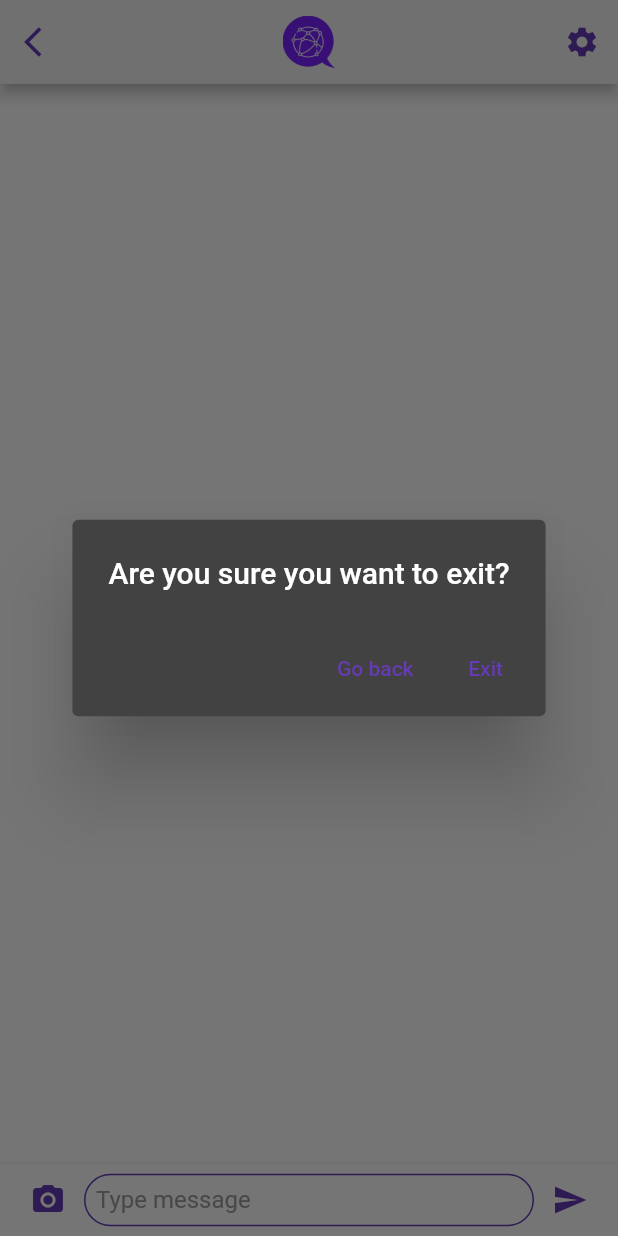
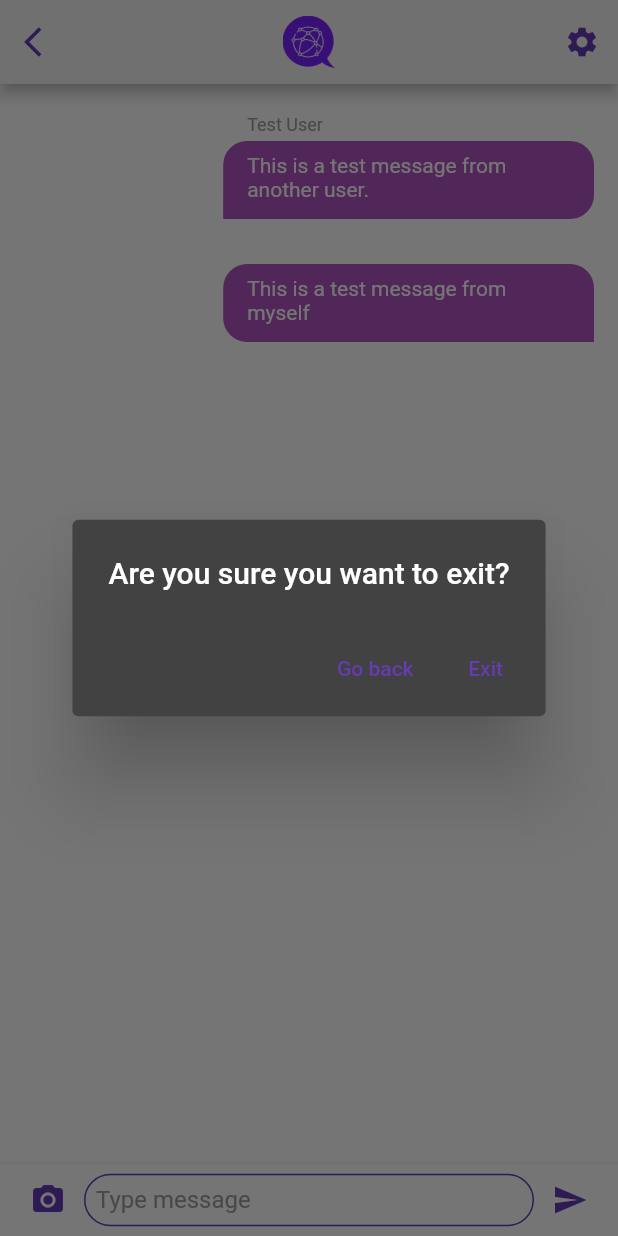
Before and after one commit to MangoDevx/Shout, a Flutter app: the HomeScreen screen opened directly, after a tap on the "arrow back ios" icon, on a phone screen of 412 x 824 dp. Run offline on Flutter 3.47's test engine with Material 2 defaults, Android fonts, the phone set to English and light mode, and no system bars; our stand-ins replace firebase_auth, firebase_core, firebase_messaging, permission_handler; missing offline and left inert: google_api_availability; accounts and stored records are empty.

Commit message:
Made live messaging with Firebase cloud messaging

```diff
--- a/Frontend/lib/src/controllers/homecontroller.dart
+++ b/Frontend/lib/src/controllers/homecontroller.dart
@@ -1,3 +1,10 @@
-import 'dart:convert';
-import 'package:http/http.dart' as http;
-import 'package:frontend/src/models/authresponsemodel.dart';
+import '../../auth.dart';
+
+Future<void> signOut() async {
+  await Auth().signOut();
+}
+
+Future<void> sendMessage(String message) async {
+  // TODO: send message to server to broadcast to other devices
+
+}
--- a/Frontend/lib/src/controllers/startupcontroller.dart
+++ b/Frontend/lib/src/controllers/startupcontroller.dart
@@ -9,8 +9,8 @@ Future<bool> requestPermissions(BuildContext context) async {
   }
   // Request needed permissions
   Map<Permission, PermissionStatus> _ = await [
-    Permission.location,
     Permission.notification,
+    Permission.location
   ].request();
 
   // If location is disabled display an error
--- a/Frontend/lib/src/models/authresponsemodel.dart
+++ /dev/null
@@ -1,6 +0,0 @@
-class AuthResponseModel {
-  final int statusCode;
-  final String responseBody;
-
-  const AuthResponseModel({required this.statusCode, required this.responseBody});
-}
--- /dev/null
+++ b/Frontend/lib/src/models/usermodel.dart
@@ -0,0 +1,20 @@
+class UserModel {
+  static final UserModel _instance = UserModel._internal();
+  String username = '';
+
+  factory UserModel() {
+    return _instance;
+  }
+
+  UserModel._internal() {
+    // initialization logic
+  }
+
+  void setUsername(String username) {
+    this.username = username;
+  }
+
+  String getUsername() {
+    return username;
+  }
+}
--- a/Frontend/lib/src/views/homeview.dart
+++ b/Frontend/lib/src/views/homeview.dart
@@ -1,7 +1,9 @@
+import 'package:firebase_messaging/firebase_messaging.dart';
 import 'package:flutter/material.dart';
 import 'package:frontend/src/controllers/homecontroller.dart';
 import 'package:firebase_auth/firebase_auth.dart';
 import 'package:frontend/auth.dart';
+import 'package:frontend/src/models/usermodel.dart';
 import 'package:frontend/src/views/settingsview.dart';
 
 class HomeScreen extends StatefulWidget {
@@ -13,9 +15,25 @@ class HomeScreen extends StatefulWidget {
 
 class _HomeScreenState extends State<HomeScreen> {
   final User? user = Auth().currentUser;
+  final messageList = <String>[
+    "Test User@uThis is a test message from another user.",
+    "${UserModel().username}@uThis is a test message from myself"
+  ];
 
-  Future<void> signOut() async {
-    await Auth().signOut();
+  void handleMessages(List<String> messageList) {
+    FirebaseMessaging.onMessage.listen((RemoteMessage message) {
+      var user = message.data["username"];
+      var body = message.data["body"];
+      setState(() {
+        messageList.add('$user@u$body');
+      });
+    });
+  }
+
+  @override
+  void initState() {
+    super.initState();
+    handleMessages(messageList);
   }
 
   @override
@@ -29,16 +47,15 @@ class _HomeScreenState extends State<HomeScreen> {
           child: Column(
             children: [
               Expanded(
-                child: ListView.builder(
-                  itemCount: 0,
-                  itemBuilder: (BuildContext context, int index) {
-                    return Container();
-                  },
-                ),
-              ),
+                  child: MessageListWidget(
+                items: messageList,
+              )),
               BottomChatBar(
-                onSendMessage: (String message) {
-                  // TODO: Handle message sending
+                onSendMessage: (String message) async {
+                  await sendMessage(message);
+                  setState(() {
+                    messageList.add("${UserModel().username}@u$message");
+                  });
                 },
               )
             ],
@@ -92,7 +109,9 @@ class _HomeScreenState extends State<HomeScreen> {
                 child: const Text('Go back'),
               ),
               TextButton(
-                onPressed: () {}, // TODO: Exit app
+                onPressed: () {
+                  Auth().signOut();
+                },
                 child: const Text('Exit'),
               ),
             ],
@@ -124,11 +143,11 @@ class _BottomChatBarState extends State<BottomChatBar> {
             color: Colors.grey.withOpacity(0.5),
             spreadRadius: 2,
             blurRadius: 3,
-            offset: Offset(0, 3),
+            offset: const Offset(0, 3),
           ),
         ],
       ),
-      padding: EdgeInsets.symmetric(horizontal: 8.0),
+      padding: const EdgeInsets.symmetric(horizontal: 8.0),
       child: Row(
         children: <Widget>[
           IconButton(
@@ -191,3 +210,111 @@ class _BottomChatBarState extends State<BottomChatBar> {
     });
   }
 }
+
+class MessageListWidget extends StatelessWidget {
+  final List<String> items;
+
+  const MessageListWidget({Key? key, required this.items}) : super(key: key);
+
+  @override
+  Widget build(BuildContext context) {
+    return Container(
+      padding: const EdgeInsets.all(16.0),
+      child: ListView.builder(
+        itemCount: items.length,
+        itemBuilder: (BuildContext context, int index) {
+          final itemText = items[index];
+          final isMe = itemText.startsWith(UserModel().username);
+          final bubbleColor = isMe ? Colors.purple : Colors.blue;
+
+          return Padding(
+            padding: const EdgeInsets.only(bottom: 8.0),
+            child: Align(
+              alignment: isMe ? Alignment.centerRight : Alignment.centerLeft,
+              child: BubbleItem(body: itemText.split('@u')[1], username: itemText.split('@u')[0], color: bubbleColor,),
+            ),
+          );
+        },
+      ),
+    );
+  }
+}
+
+class BubbleItem extends StatelessWidget {
+  final String body;
+  final Color color;
+  final String username;
+
+  const BubbleItem({
+    Key? key,
+    required this.body,
+    required this.color,
+    required this.username,
+  }) : super(key: key);
+
+  @override
+  Widget build(BuildContext context) {
+    final double screenWidth = MediaQuery.of(context).size.width;
+    final double maxWidth = screenWidth * 0.6;
+
+    final BorderRadiusGeometry borderRadius = BorderRadius.only(
+      topLeft: const Radius.circular(16.0),
+      topRight: const Radius.circular(16.0),
+      bottomLeft: (username == UserModel().username) ? const Radius.circular(16.0) : Radius.circular(0.0),
+      bottomRight: (username == UserModel().username) ? const Radius.circular(0.0) : Radius.circular(16.0),
+    );
+
+    final String content = body.startsWith('${UserModel().username}@u')
+        ? body.replaceFirst('${UserModel().username}@u', '').trim()
+        : body.trim();
+
+    return Column(
+      crossAxisAlignment:
+      (username == UserModel().username) ? CrossAxisAlignment.end : CrossAxisAlignment.start,
+      children: [
+        Padding(
+          padding: const EdgeInsets.symmetric(horizontal: 16.0, vertical: 4.0),
+          child: Text(
+            username,
+            style: const TextStyle(
+              color: Colors.grey,
+              fontSize: 12.0,
+            ),
+          ),
+        ),
+        Container(
+          constraints: BoxConstraints(
+            maxWidth: maxWidth,
+          ),
+          decoration: BoxDecoration(
+            color: color.withOpacity(0.8),
+            borderRadius: borderRadius,
+          ),
+          padding: const EdgeInsets.fromLTRB(16.0, 8.0, 16.0, 12.0),
+          child: Column(
+            crossAxisAlignment: CrossAxisAlignment.start,
+            children: [
+              Text(
+                content,
+                style: const TextStyle(color: Colors.white),
+              ),
+            ],
+          ),
+        ),
+      ],
+    );
+  }
+
+  double _getTextWidth(BuildContext context, String text) {
+    final TextPainter textPainter = TextPainter(
+      text: TextSpan(
+        text: text,
+        style: const TextStyle(color: Colors.white),
+      ),
+      maxLines: 1,
+      textDirection: TextDirection.ltr,
+    )..layout(maxWidth: double.infinity);
+
+    return textPainter.size.width + 32.0; // padding left + right
+  }
+}
--- a/Frontend/lib/src/views/startupview.dart
+++ b/Frontend/lib/src/views/startupview.dart
@@ -2,6 +2,7 @@ import 'package:flutter/material.dart';
 import 'package:frontend/src/controllers/startupcontroller.dart';
 import 'package:frontend/src/views/loginview.dart';
 import 'package:frontend/src/views/nolocationview.dart';
+import 'package:google_api_availability/google_api_availability.dart';
 
 class SplashScreen extends StatefulWidget {
   const SplashScreen({super.key});
@@ -20,6 +21,7 @@ class SplashScreenState extends State<SplashScreen> {
   initState() {
     super.initState();
     var screen = const LoginScreen();
+
     Future.delayed(
         const Duration(seconds: 3),
         () async => {
--- a/Frontend/pubspec.yaml
+++ b/Frontend/pubspec.yaml
@@ -42,6 +42,8 @@ dependencies:
   http: ^0.13.5
   firebase_core: ^2.10.0
   firebase_auth: ^4.4.2
+  firebase_messaging: ^14.4.1
+  google_api_availability: ^5.0.0
 
 dev_dependencies:
   flutter_test:
```
Also changed, not shown: Frontend/lib/main.dart (+20 -0 lines), Frontend/lib/src/controllers/loginregistercontroller.dart (deleted, +0 -34 lines), Frontend/lib/src/models/loginauthmodel.dart (deleted, +0 -11 lines), Frontend/lib/src/models/registerauthmodel.dart (deleted, +0 -13 lines), Frontend/lib/src/views/loginview.dart (+4 -6 lines), 2 other files.
